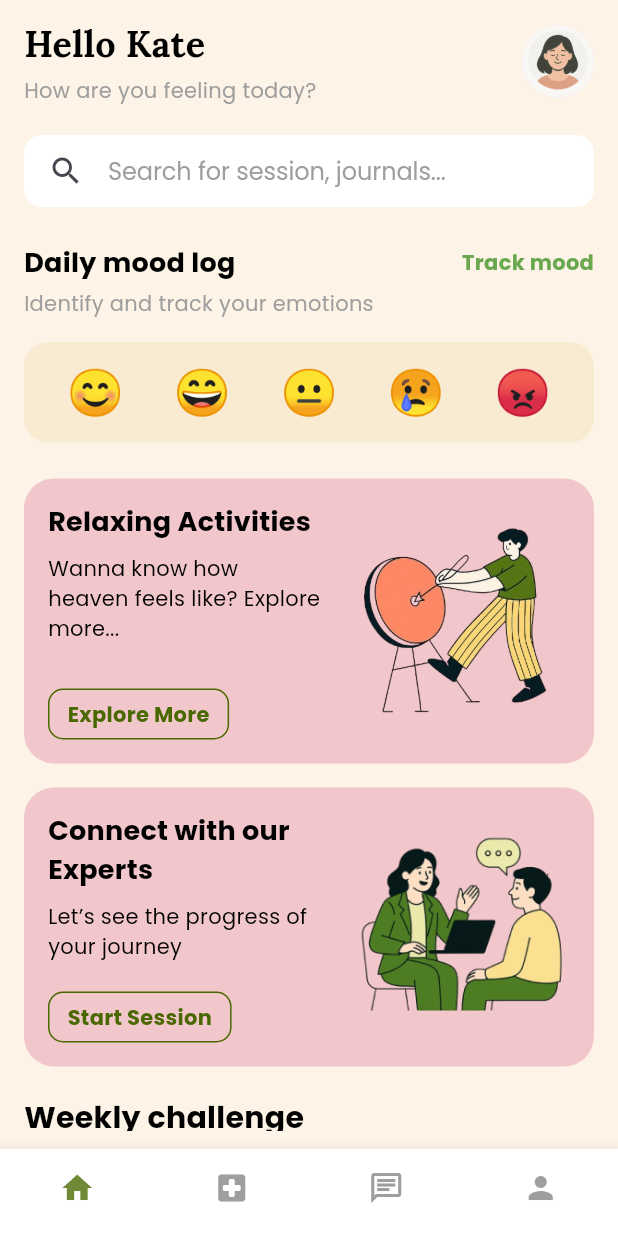
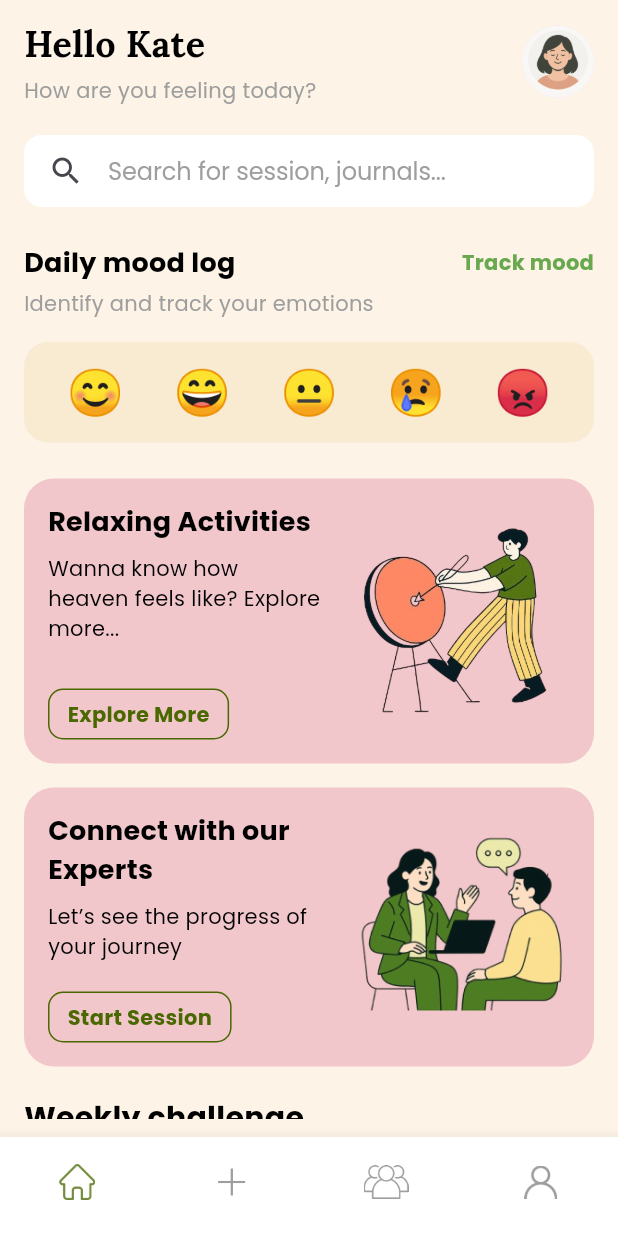
Before and after one commit to HappySR/Innerly, a Flutter app: the BottomNav screen opened directly, on a phone screen of 412 x 824 dp. Run offline on Flutter 3.47's test engine with Material 3 defaults, Android fonts, the phone set to English and light mode, and no system bars; our stand-ins replace audioplayers, chewie, circular_countdown_timer, confetti, file_picker, flutter_dotenv and 10 more; missing offline and left inert: flame, record, sudoku_dart; accounts and stored records are empty.

Commit message:
changed the bottom navigation layout

```diff
--- a/innerly/lib/home/pages/bottom_nav.dart
+++ b/innerly/lib/home/pages/bottom_nav.dart
@@ -8,6 +8,7 @@ import 'package:Innerly/home/pages/therapist_patients.dart';
 import 'package:Innerly/home/pages/therapist_profile.dart';
 import '../../services/role.dart';
 import '../providers/bottom_nav_provider.dart';
+import 'community_screen.dart';
 import 'explore_view.dart';
 import 'home_view.dart';
 import 'notifications_view.dart';
@@ -20,10 +21,6 @@ class BottomNav extends StatefulWidget {
 }
 
 class _BottomNavState extends State<BottomNav> {
-  final GlobalKey<ScaffoldState> _scaffoldKey = GlobalKey<ScaffoldState>();
-  bool _isNotificationSheetOpen = false;
-  PersistentBottomSheetController? _controller;
-
   @override
   Widget build(BuildContext context) {
     return Consumer<BottomNavProvider>(
@@ -35,47 +32,23 @@ class _BottomNavState extends State<BottomNav> {
             const HomeTherapist()
           else
             MentalHealthHome(),
-          if (UserRole.isTherapist) const PatientsPage() else TherapistsListScreen(),
-          const SizedBox.shrink(), // Placeholder for notifications
-          if (UserRole.isTherapist) TherapistProfile() else ProfileView(),
+          if (UserRole.isTherapist)
+            const PatientsPage()
+          else
+            const TherapistsListScreen(),
+          CommunityScreen(), // <-- now a normal screen
+          if (UserRole.isTherapist)
+            TherapistProfile()
+          else
+            const ProfileView(),
         ];
 
         return Scaffold(
-          key: _scaffoldKey,
           body: IndexedStack(index: selectedIndex, children: pages),
           bottomNavigationBar: BottomNavigationBar(
-            currentIndex: _isNotificationSheetOpen ? 2 : selectedIndex,
+            currentIndex: selectedIndex,
             onTap: (index) {
-              if (index == 2) {
-                // Open notification sheet
-                if (!_isNotificationSheetOpen) {
-                  setState(() => _isNotificationSheetOpen = true);
-                  _controller = _scaffoldKey.currentState!.showBottomSheet(
-                    (context) => Container(
-                      decoration: const BoxDecoration(
-                        color: Colors.transparent,
-                        borderRadius: BorderRadius.vertical(
-                          top: Radius.circular(20),
-                        ),
-                      ),
-                      child: const NotificationBottomSheet(),
-                    ),
-                    backgroundColor: Colors.transparent,
-                  );
-                  _controller!.closed.then((_) {
-                    if (mounted) {
-                      setState(() => _isNotificationSheetOpen = false);
-                    }
-                  });
-                }
-              } else {
-                // Close the sheet if it was open and switch tab
-                if (_isNotificationSheetOpen) {
-                  _controller?.close();
-                }
-                bottomNavProvider.setIndex(index);
-                setState(() => _isNotificationSheetOpen = false);
-              }
+              bottomNavProvider.setIndex(index);
             },
             selectedItemColor: InnerlyTheme.secondary.withAlpha(200),
             unselectedItemColor: Colors.grey,
@@ -84,34 +57,55 @@ class _BottomNavState extends State<BottomNav> {
             backgroundColor: Colors.white,
             type: BottomNavigationBarType.fixed,
             items: [
-              if (UserRole.isTherapist)
-                const BottomNavigationBarItem(
-                  icon: Icon(Icons.home),
-                  label: 'Therapist',
+              BottomNavigationBarItem(
+                icon: Image.asset(
+                  'assets/icons/home.png',
+                  width: 24,
+                  height: 24,
+                  color: selectedIndex == 0
+                      ? InnerlyTheme.secondary.withAlpha(200)
+                      : Colors.grey,
+                ),
+                label: UserRole.isTherapist ? 'Therapist' : 'Home',
+              ),
+              BottomNavigationBarItem(
+                icon: UserRole.isTherapist
+                    ? Icon(
+                  Icons.medical_services,
+                  color: selectedIndex == 1
+                      ? InnerlyTheme.secondary.withAlpha(200)
+                      : Colors.grey,
                 )
-              else
-                const BottomNavigationBarItem(
-                  icon: Icon(Icons.home),
-                  label: 'Home',
+                    : Image.asset(
+                  'assets/icons/plus.png',
+                  width: 24,
+                  height: 30,
+                  color: selectedIndex == 1
+                      ? InnerlyTheme.secondary.withAlpha(200)
+                      : Colors.grey,
                 ),
-
-              if (UserRole.isTherapist)
-                const BottomNavigationBarItem(
-                  icon: Icon(Icons.medical_services),
-                  label: 'Clients',
-                )
-              else
-                const BottomNavigationBarItem(
-                  icon: Icon(Icons.local_hospital_rounded),
-                  label: 'Explore',
+                label: UserRole.isTherapist ? 'Clients' : 'Explore',
+              ),
+              BottomNavigationBarItem(
+                icon: Image.asset(
+                  'assets/icons/community.png',
+                  width: 30,
+                  height: 32,
+                  color: selectedIndex == 2
+                      ? InnerlyTheme.secondary.withAlpha(200)
+                      : Colors.grey,
                 ),
-
-              const BottomNavigationBarItem(
-                icon: Icon(Icons.chat_outlined),
                 label: 'Community',
               ),
-              const BottomNavigationBarItem(
-                icon: Icon(Icons.person),
+              BottomNavigationBarItem(
+                icon: Image.asset(
+                  'assets/icons/user.png',
+                  width: 22,
+                  height: 28,
+                  color: selectedIndex == 3
+                      ? InnerlyTheme.secondary.withAlpha(200)
+                      : Colors.grey,
+                ),
                 label: 'Profile',
               ),
             ],
--- a/innerly/lib/home/pages/home_view.dart
+++ b/innerly/lib/home/pages/home_view.dart
@@ -367,8 +367,8 @@ class _MentalHealthHomeState extends State<MentalHealthHome> {
                                   OutlinedButton(
                                     onPressed: () {},
                                     style: OutlinedButton.styleFrom(
-                                      side: const BorderSide(
-                                        color: Colors.green,
+                                      side: BorderSide(
+                                        color: InnerlyTheme.secondary,
                                       ),
                                       shape: RoundedRectangleBorder(
                                         borderRadius: BorderRadius.circular(8),
```
Also changed, not shown: innerly/lib/home/pages/edit_profile_view.dart (+10 -8 lines), innerly/lib/home/pages/mind_games_view.dart (+42 -23 lines), innerly/lib/started/get_started_view.dart (+45 -24 lines), innerly/assets/icons/community.png (added), innerly/assets/icons/consult.png (added), innerly/assets/icons/home.png (added), innerly/assets/icons/meditate.png (added), innerly/assets/icons/plus.png (added), innerly/assets/icons/user.png, innerly/assets/images/games.png (added), innerly/assets/images/music.png (added), innerly/assets/images/plus.png (deleted), innerly/assets/images/relax.png (added), innerly/assets/images/sleep.png (added).
